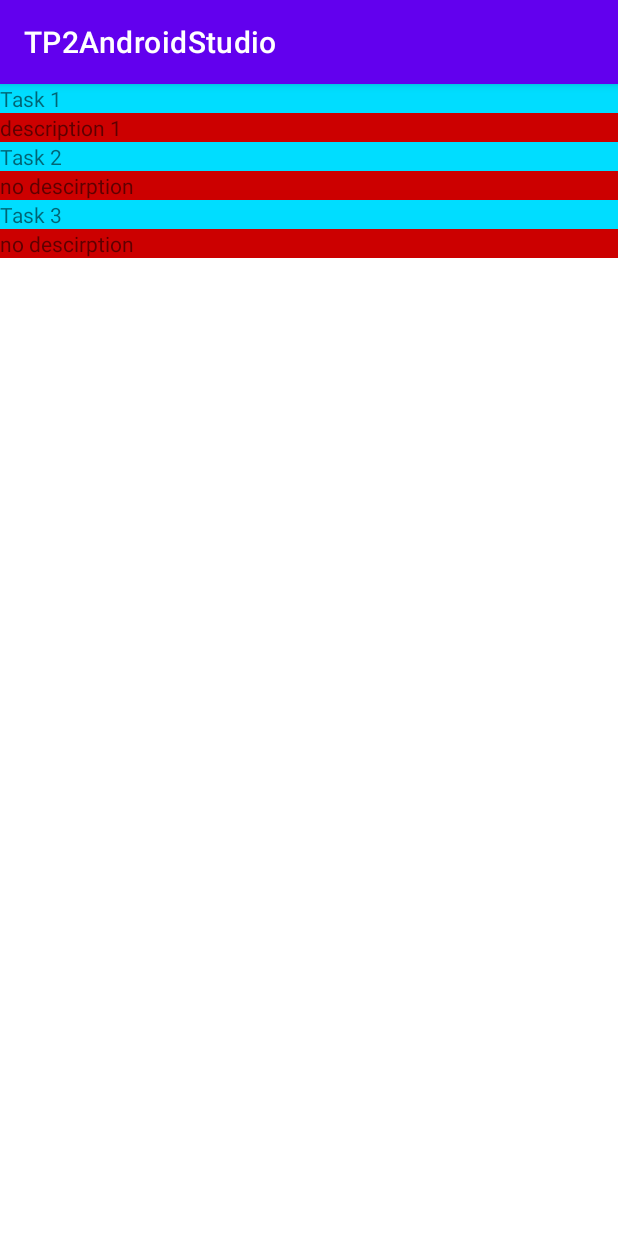
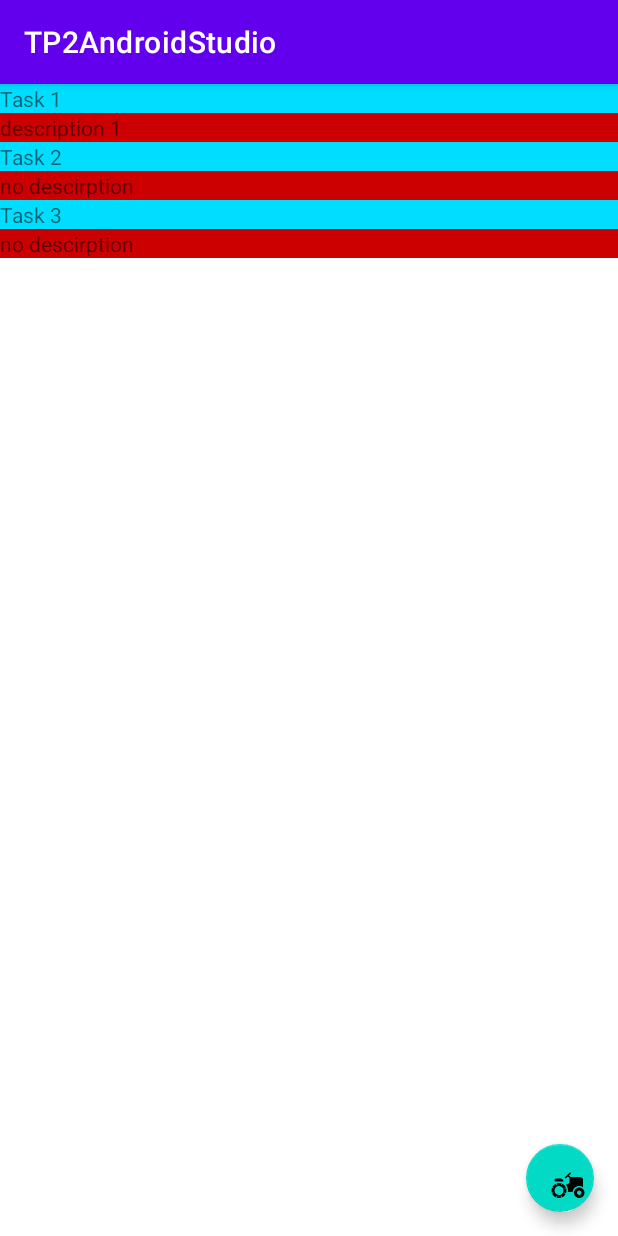
Before and after one commit to DecaIi/DevAndroid, an Android app: the screen it shows after launch (MainActivity), on a phone screen of 412 x 824 dp. Run offline under Robolectric (Android 15) with nearby library versions, the phone set to English and light mode, and no system bars.

Commit message:
end of the tp

```diff
--- a/app/src/main/java/com/example/tp2androidstudio/tasklist/TaskListFragment.kt
+++ b/app/src/main/java/com/example/tp2androidstudio/tasklist/TaskListFragment.kt
@@ -8,14 +8,18 @@ import androidx.fragment.app.Fragment
 import androidx.recyclerview.widget.LinearLayoutManager
 import androidx.recyclerview.widget.RecyclerView
 import com.example.tp2androidstudio.R
+import com.google.android.material.floatingactionbutton.FloatingActionButton
+import java.util.UUID.randomUUID
 
 class TaskListFragment : Fragment()
 {
-    private val taskList = listOf(
+    private val taskList = mutableListOf(
         Task(id = "id_1", title = "Task 1", description = "description 1"),
         Task(id = "id_2", title = "Task 2"),
         Task(id = "id_3", title = "Task 3")
     )
+
+
     override fun onCreateView(
         inflater: LayoutInflater,
         container: ViewGroup?,
@@ -32,6 +36,8 @@ class TaskListFragment : Fragment()
         var recyclerView = view.findViewById<RecyclerView>(R.id.recyclerview);
         recyclerView.layoutManager= LinearLayoutManager(activity);
         recyclerView.adapter = TaskListAdapter(taskList);
+        val buton = view.findViewById<FloatingActionButton>(R.id.floatingActionButton)
+        buton.setOnClickListener {taskList.add(Task(id = randomUUID().toString(), title = "Task ${taskList.size + 1}"));(recyclerView.adapter as TaskListAdapter).notifyDataSetChanged() }
     }
 
 }
--- /dev/null
+++ b/app/src/main/res/drawable/ic_baseline_agriculture_24.xml
@@ -0,0 +1,19 @@
+<vector xmlns:android="http://schemas.android.com/apk/res/android"
+    android:width="24dp"
+    android:height="24dp"
+    android:viewportWidth="24"
+    android:viewportHeight="24"
+    android:tint="?attr/colorControlNormal">
+  <path
+      android:fillColor="@android:color/white"
+      android:pathData="M19.5,12c0.93,0 1.78,0.28 2.5,0.76V8c0,-1.1 -0.9,-2 -2,-2h-6.29l-1.06,-1.06l1.41,-1.41l-0.71,-0.71L9.82,6.35l0.71,0.71l1.41,-1.41L13,6.71V9c0,1.1 -0.9,2 -2,2h-0.54c0.95,1.06 1.54,2.46 1.54,4c0,0.34 -0.04,0.67 -0.09,1h3.14C15.3,13.75 17.19,12 19.5,12z"/>
+  <path
+      android:fillColor="@android:color/white"
+      android:pathData="M19.5,13c-1.93,0 -3.5,1.57 -3.5,3.5s1.57,3.5 3.5,3.5s3.5,-1.57 3.5,-3.5S21.43,13 19.5,13zM19.5,18c-0.83,0 -1.5,-0.67 -1.5,-1.5s0.67,-1.5 1.5,-1.5s1.5,0.67 1.5,1.5S20.33,18 19.5,18z"/>
+  <path
+      android:fillColor="@android:color/white"
+      android:pathData="M4,9h5c0,-1.1 -0.9,-2 -2,-2H4C3.45,7 3,7.45 3,8C3,8.55 3.45,9 4,9z"/>
+  <path
+      android:fillColor="@android:color/white"
+      android:pathData="M9.83,13.82l-0.18,-0.47L10.58,13c-0.46,-1.06 -1.28,-1.91 -2.31,-2.43l-0.4,0.89l-0.46,-0.21l0.4,-0.9C7.26,10.13 6.64,10 6,10c-0.53,0 -1.04,0.11 -1.52,0.26l0.34,0.91l-0.47,0.18L4,10.42c-1.06,0.46 -1.91,1.28 -2.43,2.31l0.89,0.4l-0.21,0.46l-0.9,-0.4C1.13,13.74 1,14.36 1,15c0,0.53 0.11,1.04 0.26,1.52l0.91,-0.34l0.18,0.47L1.42,17c0.46,1.06 1.28,1.91 2.31,2.43l0.4,-0.89l0.46,0.21l-0.4,0.9C4.74,19.87 5.36,20 6,20c0.53,0 1.04,-0.11 1.52,-0.26l-0.34,-0.91l0.47,-0.18L8,19.58c1.06,-0.46 1.91,-1.28 2.43,-2.31l-0.89,-0.4l0.21,-0.46l0.9,0.4C10.87,16.26 11,15.64 11,15c0,-0.53 -0.11,-1.04 -0.26,-1.52L9.83,13.82zM7.15,17.77c-1.53,0.63 -3.29,-0.09 -3.92,-1.62c-0.63,-1.53 0.09,-3.29 1.62,-3.92c1.53,-0.63 3.29,0.09 3.92,1.62C9.41,15.38 8.68,17.14 7.15,17.77z"/>
+</vector>
--- a/app/src/main/res/layout/fragment_task_list.xml
+++ b/app/src/main/res/layout/fragment_task_list.xml
@@ -1,11 +1,32 @@
 <?xml version="1.0" encoding="utf-8"?>
-<LinearLayout xmlns:android="http://schemas.android.com/apk/res/android"
+<androidx.constraintlayout.widget.ConstraintLayout xmlns:android="http://schemas.android.com/apk/res/android"
+    xmlns:app="http://schemas.android.com/apk/res-auto"
+    xmlns:tools="http://schemas.android.com/tools"
+    android:id="@+id/linearLayout"
     android:layout_width="match_parent"
     android:layout_height="match_parent">
 
     <androidx.recyclerview.widget.RecyclerView
         android:id="@+id/recyclerview"
-        android:layout_height="match_parent"
-        android:layout_width="match_parent" />
+        android:layout_width="0dp"
+        android:layout_height="0dp"
+        app:layout_constraintBottom_toBottomOf="parent"
+        app:layout_constraintEnd_toEndOf="parent"
+        app:layout_constraintStart_toStartOf="parent"
+        app:layout_constraintTop_toTopOf="parent" />
 
-</LinearLayout>
+    <com.google.android.material.floatingactionbutton.FloatingActionButton
+        android:id="@+id/floatingActionButton"
+        android:layout_width="51dp"
+        android:layout_height="45dp"
+        android:layout_marginEnd="16dp"
+        android:layout_marginRight="16dp"
+        android:layout_marginBottom="16dp"
+        android:clickable="true"
+        android:tint="@color/white"
+        app:layout_constraintBottom_toBottomOf="parent"
+        app:layout_constraintEnd_toEndOf="parent"
+        app:srcCompat="@drawable/ic_baseline_agriculture_24"
+        tools:ignore="VectorDrawableCompat" />
+
+</androidx.constraintlayout.widget.ConstraintLayout>
```
